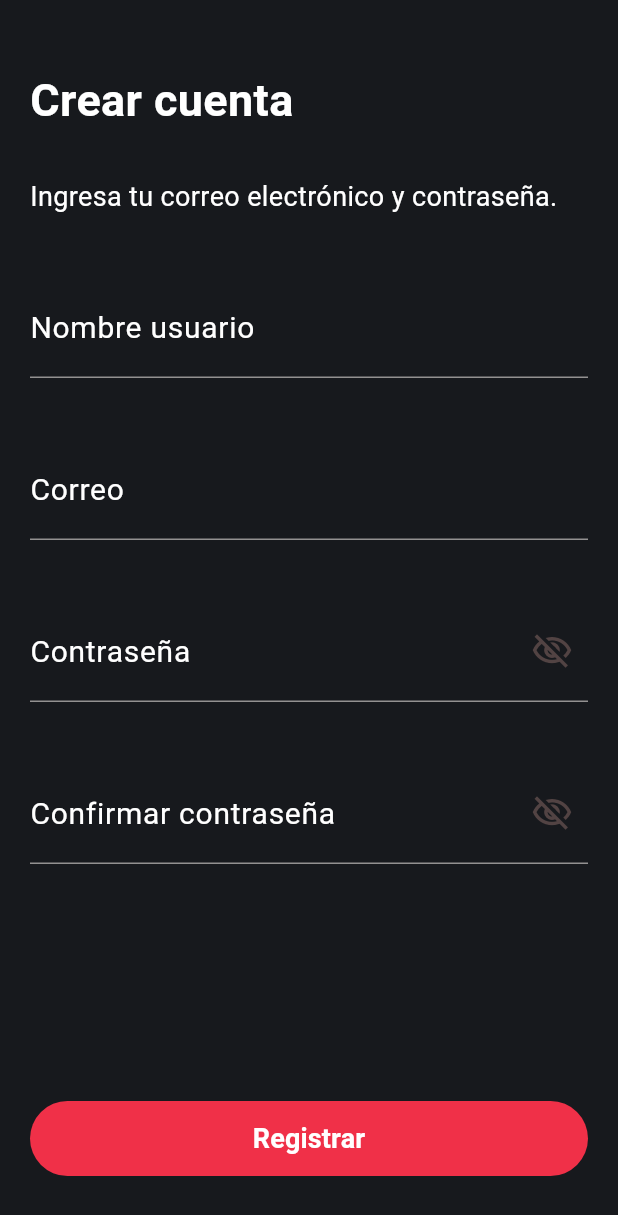
After one commit to sergioIbz/recetas, a Flutter app: the screen it shows after launch, after a tap on "¿No tienes cuenta?", on a phone screen of 412 x 824 dp. The commit adds this screen. Shown: the top 1215 px of the screen. Run offline on Flutter 3.47's test engine with Material 3 defaults, Android fonts, the phone set to English and light mode, and no system bars; our stand-ins replace flutter_riverpod, go_router, google_fonts.

Commit message:
register screen parte visual

```diff
--- a/lib/presentation/screens/auth/login/login_screen.dart
+++ b/lib/presentation/screens/auth/login/login_screen.dart
@@ -1,10 +1,15 @@
 import 'package:flutter/material.dart';
 import 'package:flutter_riverpod/flutter_riverpod.dart';
 import 'package:go_router/go_router.dart';
-import 'package:recetas/config/theme/app_theme.dart';
-import 'package:recetas/presentation/screens/auth/register/register_screen.dart';
-import 'package:recetas/presentation/screens/providers/login_provider.dart';
-import 'package:recetas/presentation/screens/widgets/custom_text_field.dart';
+
+import '../../../../config/theme/app_theme.dart';
+import '../../providers/login_provider.dart';
+import '../../widgets/custom_button.dart';
+import '../../widgets/custom_text.dart';
+import '../../widgets/custom_text_button.dart';
+import '../../widgets/custom_title.dart';
+import '../../widgets/margin.dart';
+import '../register/register_screen.dart';
 
 class LoginScreen extends ConsumerWidget {
   static const name = 'login-screen';
@@ -14,7 +19,7 @@ class LoginScreen extends ConsumerWidget {
   Widget build(BuildContext context, WidgetRef ref) {
     final height = MediaQuery.of(context).size.height;
 
-    final isvalid = ref.watch(loginStateProvider.notifier).isValid();
+    final isValid = ref.watch(loginStateProvider.notifier).isValid();
     final loginProvider = ref.watch(loginStateProvider);
     final textUpdate = ref.read(loginStateProvider.notifier);
 
@@ -22,28 +27,16 @@ class LoginScreen extends ConsumerWidget {
       body: SingleChildScrollView(
         child: SizedBox(
           height: height,
-          child: SafeArea(
-            child: Padding(
-              padding: const EdgeInsets.symmetric(
-                horizontal: 20,
-              ),
+          child: Margin(
+            height: height,
             child: Column(
               crossAxisAlignment: CrossAxisAlignment.start,
               children: [
                 const SizedBox(height: 45),
-                  const Text(
-                    'Bienvenido',
-                    style: TextStyle(
-                      fontSize: 30,
-                      fontWeight: FontWeight.bold,
-                    ),
-                  ),
+                const CustomTitle('Bienvenido'),
                 const SizedBox(height: 25),
-                  const Text(
+                const CustomSubTitle(
                   'Por favor ingrese su correo electrónico y contraseña para iniciar sesión',
-                    style: TextStyle(
-                      fontSize: 18,
-                    ),
                 ),
                 const SizedBox(height: 50),
                 CustomTextField(
@@ -52,7 +45,6 @@ class LoginScreen extends ConsumerWidget {
                   onChanged: textUpdate.changeEmail,
                 ),
                 const SizedBox(height: 40),
-
                 CustomTextField(
                   isPassword: true,
                   labelText: 'Contraseña',
@@ -60,55 +52,21 @@ class LoginScreen extends ConsumerWidget {
                   onChanged: textUpdate.changePassword,
                 ),
                 const Spacer(flex: 1),
-                  Align(
-                    child: TextButton(
+                CustomTextButton(
+                  text: '¿Olvido su contraseña?',
+                  color: AppTheme.firstColor,
                   onPressed: () {},
-                      child: const Text(
-                        '¿Olvido su contraseña?',
-                        style: TextStyle(
-                          color: AppTheme.firstColor,
-                          fontSize: 16,
-                          fontWeight: FontWeight.bold,
-                        ),
-                      ),
-                    ),
                 ),
                 const Spacer(flex: 2),
-                  SizedBox(
-                    width: double.infinity,
-                    height: 50,
-                    child: FilledButton(
-                      style: FilledButton.styleFrom(
-                        backgroundColor: AppTheme.firstColor,
-                        disabledBackgroundColor:
-                            AppTheme.firstColor.withOpacity(0.2),
-                        disabledForegroundColor: Colors.white,
-                      ),
-                      onPressed: isvalid ? () {} : null,
-                      child: const Text(
-                        'Ingresar',
-                        style: TextStyle(
-                          fontSize: 18,
-                          fontWeight: FontWeight.bold,
-                        ),
-                      ),
-                    ),
+                CustomButton(
+                  text: 'Ingresar',
+                  isValid: isValid,
+                  onPressed: () {},
                 ),
                 const SizedBox(height: 20),
-                  Align(
-                    child: TextButton(
-                      onPressed: () {
-                        context.pushNamed(RegisterScreen.name);
-                      },
-                      child: const Text(
-                        '¿No tienes cuenta?',
-                        style: TextStyle(
-                          color: AppTheme.unselectedColor,
-                          fontSize: 16,
-                          fontWeight: null,
-                        ),
-                      ),
-                    ),
+                CustomTextButton(
+                  text: '¿No tienes cuenta?',
+                  onPressed: () => context.pushNamed(RegisterScreen.name),
                 ),
                 const SizedBox(height: 20),
               ],
@@ -116,7 +74,6 @@ class LoginScreen extends ConsumerWidget {
           ),
         ),
       ),
-      ),
     );
   }
 }
--- a/lib/presentation/screens/auth/register/register_screen.dart
+++ b/lib/presentation/screens/auth/register/register_screen.dart
@@ -1,4 +1,8 @@
 import 'package:flutter/material.dart';
+import 'package:recetas/presentation/screens/widgets/custom_button.dart';
+import 'package:recetas/presentation/screens/widgets/custom_text.dart';
+import 'package:recetas/presentation/screens/widgets/custom_title.dart';
+import 'package:recetas/presentation/screens/widgets/margin.dart';
 
 class RegisterScreen extends StatelessWidget {
   static const name = 'register-screen';
@@ -6,6 +10,44 @@ class RegisterScreen extends StatelessWidget {
 
   @override
   Widget build(BuildContext context) {
-    return Scaffold();
+    final height = MediaQuery.of(context).size.height;
+    return Margin(
+      height: height,
+      child: Column(
+        crossAxisAlignment: CrossAxisAlignment.start,
+        children: [
+          const SizedBox(height: 45),
+          const CustomTitle('Crear cuenta'),
+          const SizedBox(height: 30),
+          const CustomSubTitle(
+            'Ingresa tu correo electrónico y contraseña.',
+          ),
+          const SizedBox(height: 40),
+          const CustomTextField(
+            labelText: 'Nombre usuario',
+          ),
+          const SizedBox(height: 40),
+          const CustomTextField(
+            labelText: 'Correo',
+          ),
+          const SizedBox(height: 40),
+          const CustomTextField(
+            isPassword: true,
+            labelText: 'Contraseña',
+          ),
+          const SizedBox(height: 40),
+          const CustomTextField(
+            isPassword: true,
+            labelText: 'Confirmar contraseña',
+          ),
+          const Spacer(),
+          CustomButton(
+            text: 'Registrar',
+            onPressed: () {},
+          ),
+          const SizedBox(height: 40),
+        ],
+      ),
+    );
   }
 }
--- a/lib/presentation/screens/providers/obscure_text_provider.dart
+++ /dev/null
@@ -1,5 +0,0 @@
-import 'package:flutter_riverpod/flutter_riverpod.dart';
-
-final obscureTextProvider = StateProvider<bool>((ref) {
-  return true;
-});
--- /dev/null
+++ b/lib/presentation/screens/widgets/custom_button.dart
@@ -0,0 +1,38 @@
+import 'package:flutter/material.dart';
+import 'package:recetas/config/theme/app_theme.dart';
+
+class CustomButton extends StatelessWidget {
+  final String text;
+  final bool isValid;
+  final void Function()? onPressed;
+
+  const CustomButton({
+    required this.text,
+    this.isValid = true,
+    this.onPressed,
+    super.key,
+  });
+
+  @override
+  Widget build(BuildContext context) {
+    return SizedBox(
+      width: double.infinity,
+      height: 50,
+      child: FilledButton(
+        style: FilledButton.styleFrom(
+          backgroundColor: AppTheme.firstColor,
+          disabledBackgroundColor: AppTheme.firstColor.withOpacity(0.2),
+          disabledForegroundColor: Colors.white,
+        ),
+        onPressed: isValid ? onPressed : null,
+        child:  Text(
+          text,
+          style: const TextStyle(
+            fontSize: 18,
+            fontWeight: FontWeight.bold,
+          ),
+        ),
+      ),
+    );
+  }
+}
--- a/lib/presentation/screens/widgets/custom_text_field.dart
+++ b/lib/presentation/screens/widgets/custom_text.dart
@@ -1,8 +1,6 @@
 import 'package:flutter/material.dart';
-import 'package:flutter_riverpod/flutter_riverpod.dart';
-import 'package:recetas/presentation/screens/providers/obscure_text_provider.dart';
 
-class CustomTextField extends ConsumerWidget {
+class CustomTextField extends StatefulWidget {
   final String? errorText;
   final String? labelText;
   final bool isPassword;
@@ -16,28 +14,31 @@ class CustomTextField extends ConsumerWidget {
   });
 
   @override
-  Widget build(BuildContext context, WidgetRef ref) {
-    final isObscureText = ref.watch(obscureTextProvider);
+  State<CustomTextField> createState() => _CustomTextFieldState();
+}
+
+class _CustomTextFieldState extends State<CustomTextField> {
+  bool isObscureText = true;
+
+  @override
+  Widget build(BuildContext context) {
     return TextField(
       style: const TextStyle(fontSize: 22),
-      obscureText: isPassword && isObscureText,
+      obscureText: widget.isPassword && isObscureText,
       decoration: InputDecoration(
-        errorText: errorText?.isNotEmpty ?? false ? errorText : null,
+        errorText:
+            widget.errorText?.isNotEmpty ?? false ? widget.errorText : null,
         errorStyle: const TextStyle(fontSize: 15),
-        labelText: labelText,
+        labelText: widget.labelText,
         labelStyle: const TextStyle(
           fontSize: 20,
           color: Colors.white,
         ),
-        suffixIcon: isPassword
+        suffixIcon: widget.isPassword
             ? IconButton(
-                onPressed: () => ref
-                    .read(
-                      obscureTextProvider.notifier,
-                    )
-                    .update(
-                      (state) => !state,
-                    ),
+                onPressed: () => setState(() {
+                  isObscureText = !isObscureText;
+                }),
                 icon: Icon(
                   isObscureText
                       ? Icons.visibility_off_outlined
@@ -48,7 +49,7 @@ class CustomTextField extends ConsumerWidget {
             : null,
       ),
       keyboardType: TextInputType.emailAddress,
-      onChanged: onChanged,
+      onChanged: widget.onChanged,
     );
   }
 }
--- /dev/null
+++ b/lib/presentation/screens/widgets/custom_text_button.dart
@@ -0,0 +1,34 @@
+import 'package:flutter/material.dart';
+import 'package:recetas/config/theme/app_theme.dart';
+
+class CustomTextButton extends StatelessWidget {
+  final String text;
+  final Color? color;
+  final AlignmentGeometry alignment;
+  final void Function()? onPressed;
+
+  const CustomTextButton({
+    required this.text,
+    this.color = AppTheme.unselectedColor,
+    this.alignment = Alignment.center,
+    this.onPressed,
+    super.key,
+  });
+
+  @override
+  Widget build(BuildContext context) {
+    return Align(
+      child: TextButton(
+        onPressed: onPressed,
+        child: Text(
+          text,
+          style: TextStyle(
+            color: color,
+            fontSize: 16,
+            fontWeight: FontWeight.bold,
+          ),
+        ),
+      ),
+    );
+  }
+}
--- /dev/null
+++ b/lib/presentation/screens/widgets/custom_title.dart
@@ -0,0 +1,32 @@
+import 'package:flutter/material.dart';
+
+class CustomTitle extends StatelessWidget {
+  final String text;
+  const CustomTitle(this.text, {super.key});
+
+  @override
+  Widget build(BuildContext context) {
+    return Text(
+      text,
+      style: const TextStyle(
+        fontSize: 30,
+        fontWeight: FontWeight.bold,
+      ),
+    );
+  }
+}
+
+class CustomSubTitle extends StatelessWidget {
+  final String text;
+  const CustomSubTitle(this.text, {super.key});
+
+  @override
+  Widget build(BuildContext context) {
+    return Text(
+      text,
+      style: const TextStyle(
+        fontSize: 18,
+      ),
+    );
+  }
+}
--- /dev/null
+++ b/lib/presentation/screens/widgets/margin.dart
@@ -0,0 +1,29 @@
+import 'package:flutter/material.dart';
+
+class Margin extends StatelessWidget {
+  final double? height;
+  final Widget? child;
+  const Margin({
+    this.height,
+    this.child,
+    super.key,
+  });
+
+  @override
+  Widget build(BuildContext context) {
+    return Scaffold(
+      body: SingleChildScrollView(
+        child: SizedBox(
+          height: height,
+          child: SafeArea(
+              child: Padding(
+            padding: const EdgeInsets.symmetric(
+              horizontal: 20,
+            ),
+            child: child,
+          )),
+        ),
+      ),
+    );
+  }
+}
```
Lines whose indentation alone changed are shown as unchanged.
